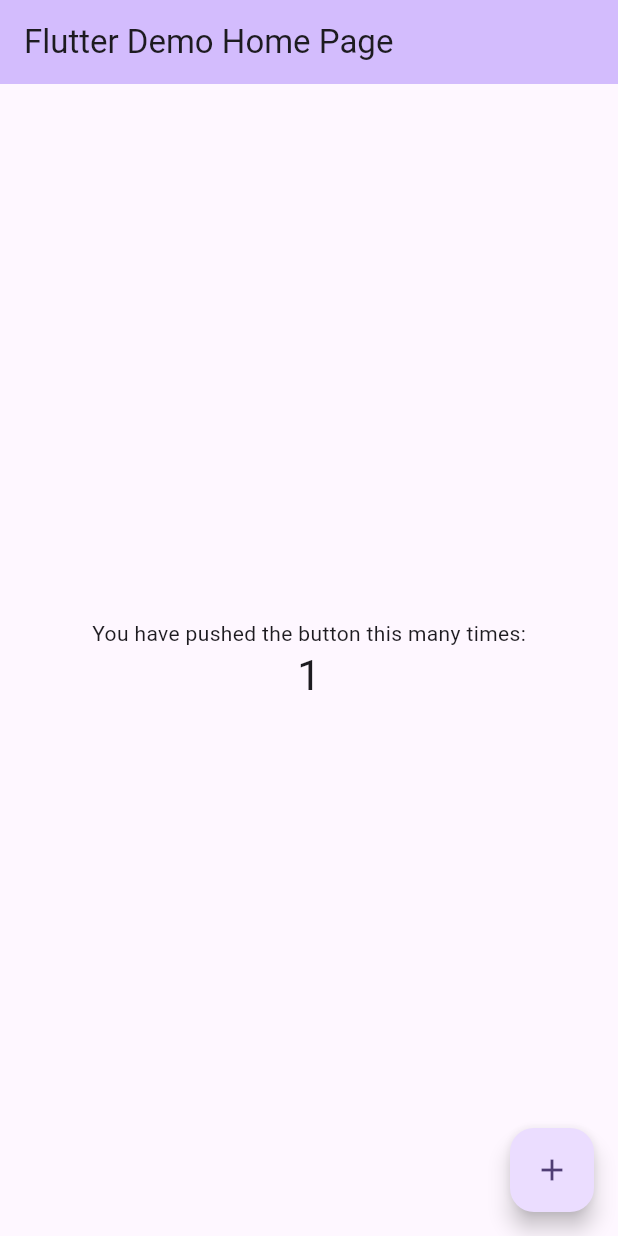
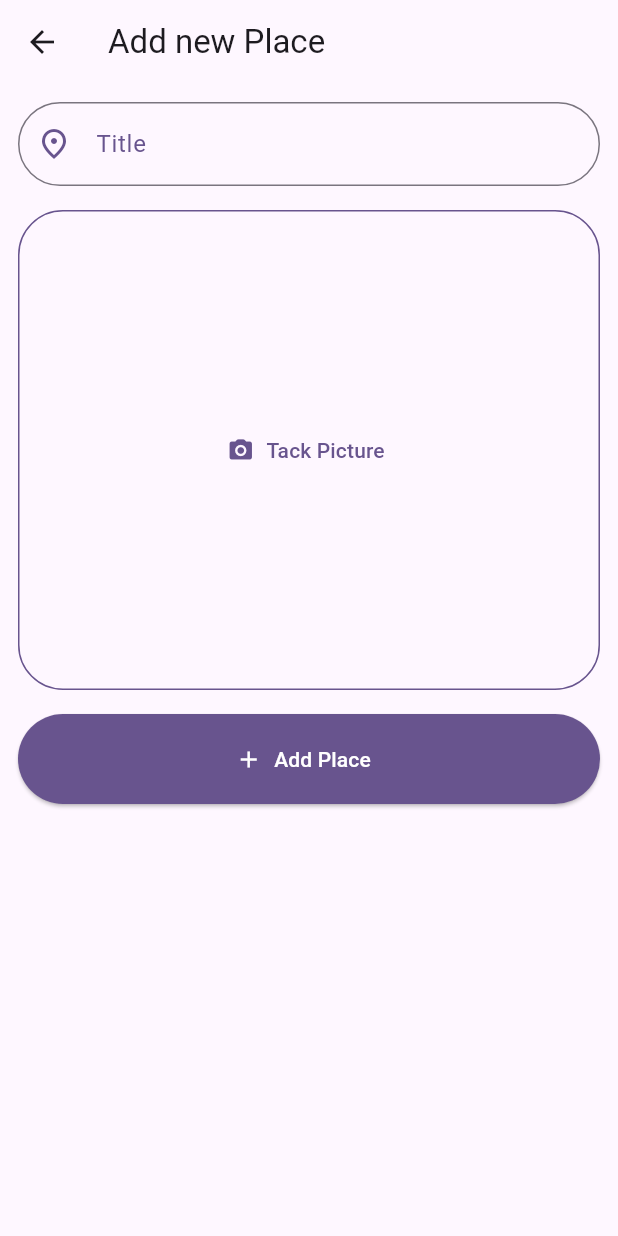
Before and after one commit to Joseph78888/favorites-places, a Flutter app: the screen it shows after launch, after a tap on the "add" icon, on a phone screen of 412 x 824 dp. Run offline on Flutter 3.47's test engine with Material 3 defaults, Android fonts, the light colour scheme and no system bars.

Commit message:
finish UI section

```diff
--- a/lib/main.dart
+++ b/lib/main.dart
@@ -1,4 +1,6 @@
 import 'package:flutter/material.dart';
+
+import 'package:native_app/screens/places.dart';
 
 void main() {
   runApp(const MyApp());
@@ -11,112 +13,13 @@ class MyApp extends StatelessWidget {
   @override
   Widget build(BuildContext context) {
     return MaterialApp(
-      title: 'Flutter Demo',
+      title: 'Favourite Places',
+      darkTheme: ThemeData.dark(),
       theme: ThemeData(
-        // This is the theme of your application.
-        //
-        // TRY THIS: Try running your application with "flutter run". You'll see
-        // the application has a purple toolbar. Then, without quitting the app,
-        // try changing the seedColor in the colorScheme below to Colors.green
-        // and then invoke "hot reload" (save your changes or press the "hot
-        // reload" button in a Flutter-supported IDE, or press "r" if you used
-        // the command line to start the app).
-        //
-        // Notice that the counter didn't reset back to zero; the application
-        // state is not lost during the reload. To reset the state, use hot
-        // restart instead.
-        //
-        // This works for code too, not just values: Most code changes can be
-        // tested with just a hot reload.
         colorScheme: ColorScheme.fromSeed(seedColor: Colors.deepPurple),
       ),
-      home: const MyHomePage(title: 'Flutter Demo Home Page'),
+      themeMode: ThemeMode.light,
+      home: const PlacesScreen(),
     );
   }
 }
-
-class MyHomePage extends StatefulWidget {
-  const MyHomePage({super.key, required this.title});
-
-  // This widget is the home page of your application. It is stateful, meaning
-  // that it has a State object (defined below) that contains fields that affect
-  // how it looks.
-
-  // This class is the configuration for the state. It holds the values (in this
-  // case the title) provided by the parent (in this case the App widget) and
-  // used by the build method of the State. Fields in a Widget subclass are
-  // always marked "final".
-
-  final String title;
-
-  @override
-  State<MyHomePage> createState() => _MyHomePageState();
-}
-
-class _MyHomePageState extends State<MyHomePage> {
-  int _counter = 0;
-
-  void _incrementCounter() {
-    setState(() {
-      // This call to setState tells the Flutter framework that something has
-      // changed in this State, which causes it to rerun the build method below
-      // so that the display can reflect the updated values. If we changed
-      // _counter without calling setState(), then the build method would not be
-      // called again, and so nothing would appear to happen.
-      _counter++;
-    });
-  }
-
-  @override
-  Widget build(BuildContext context) {
-    // This method is rerun every time setState is called, for instance as done
-    // by the _incrementCounter method above.
-    //
-    // The Flutter framework has been optimized to make rerunning build methods
-    // fast, so that you can just rebuild anything that needs updating rather
-    // than having to individually change instances of widgets.
-    return Scaffold(
-      appBar: AppBar(
-        // TRY THIS: Try changing the color here to a specific color (to
-        // Colors.amber, perhaps?) and trigger a hot reload to see the AppBar
-        // change color while the other colors stay the same.
-        backgroundColor: Theme.of(context).colorScheme.inversePrimary,
-        // Here we take the value from the MyHomePage object that was created by
-        // the App.build method, and use it to set our appbar title.
-        title: Text(widget.title),
-      ),
-      body: Center(
-        // Center is a layout widget. It takes a single child and positions it
-        // in the middle of the parent.
-        child: Column(
-          // Column is also a layout widget. It takes a list of children and
-          // arranges them vertically. By default, it sizes itself to fit its
-          // children horizontally, and tries to be as tall as its parent.
-          //
-          // Column has various properties to control how it sizes itself and
-          // how it positions its children. Here we use mainAxisAlignment to
-          // center the children vertically; the main axis here is the vertical
-          // axis because Columns are vertical (the cross axis would be
-          // horizontal).
-          //
-          // TRY THIS: Invoke "debug painting" (choose the "Toggle Debug Paint"
-          // action in the IDE, or press "p" in the console), to see the
-          // wireframe for each widget.
-          mainAxisAlignment: MainAxisAlignment.center,
-          children: <Widget>[
-            const Text('You have pushed the button this many times:'),
-            Text(
-              '$_counter',
-              style: Theme.of(context).textTheme.headlineMedium,
-            ),
-          ],
-        ),
-      ),
-      floatingActionButton: FloatingActionButton(
-        onPressed: _incrementCounter,
-        tooltip: 'Increment',
-        child: const Icon(Icons.add),
-      ), // This trailing comma makes auto-formatting nicer for build methods.
-    );
-  }
-}
--- /dev/null
+++ b/lib/models/place.dart
@@ -0,0 +1,9 @@
+import 'dart:math';
+
+var random = Random();
+
+class Place {
+  Place({required this.title}) : id = random.nextInt(100);
+  final int id;
+  final String title;
+}
--- /dev/null
+++ b/lib/screens/add_place.dart
@@ -0,0 +1,75 @@
+import 'package:flutter/material.dart';
+
+import 'package:native_app/widgets/pick_image.dart';
+
+class AddPlaceScreen extends StatefulWidget {
+  const AddPlaceScreen({super.key});
+
+  @override
+  State<AddPlaceScreen> createState() => _AddPlaceScreenState();
+}
+
+class _AddPlaceScreenState extends State<AddPlaceScreen> {
+  final _titleController = TextEditingController();
+
+  void _savePlace() {}
+
+  @override
+  void dispose() {
+    _titleController.dispose();
+    super.dispose();
+  }
+
+  @override
+  Widget build(BuildContext context) {
+    return Scaffold(
+      appBar: AppBar(title: Text('Add new Place')),
+      body: SingleChildScrollView(
+        padding: EdgeInsets.all(12),
+        child: Column(
+          children: [
+            TextField(
+              decoration: InputDecoration(
+                prefixIcon: Icon(Icons.place_outlined),
+                prefixIconColor: Theme.of(context).colorScheme.primary,
+
+                label: Text(
+                  'Title',
+                  style: TextStyle(
+                    color: Theme.of(context).colorScheme.primary,
+                  ),
+                ),
+
+                hintText: 'My Home',
+                hintStyle: TextStyle(color: Colors.grey),
+
+                border: OutlineInputBorder(
+                  borderRadius: BorderRadius.all(Radius.circular(30)),
+                ),
+              ),
+              controller: _titleController,
+            ),
+
+            const SizedBox(height: 16),
+            const PickImage(),
+            const SizedBox(height: 16),
+
+            SizedBox(
+              width: double.infinity,
+              height: 60,
+              child: ElevatedButton.icon(
+                onPressed: _savePlace,
+                icon: Icon(Icons.add),
+                label: Text('Add Place'),
+                style: ElevatedButton.styleFrom(
+                  foregroundColor: Theme.of(context).colorScheme.onPrimary,
+                  backgroundColor: Theme.of(context).colorScheme.primary,
+                ),
+              ),
+            ),
+          ],
+        ),
+      ),
+    );
+  }
+}
--- /dev/null
+++ b/lib/screens/place_detail.dart
@@ -0,0 +1,16 @@
+import 'package:flutter/material.dart';
+
+import 'package:native_app/models/place.dart';
+
+class PlaceDetailScreen extends StatelessWidget {
+  const PlaceDetailScreen({super.key, required this.place});
+  final Place place;
+
+  @override
+  Widget build(BuildContext context) {
+    return Scaffold(
+      appBar: AppBar(title: Text(place.title)),
+      body: Center(child: Text(place.title)),
+    );
+  }
+}
--- /dev/null
+++ b/lib/screens/places.dart
@@ -0,0 +1,28 @@
+import 'package:flutter/material.dart';
+
+import 'package:native_app/screens/add_place.dart';
+import 'package:native_app/widgets/places_list.dart';
+
+class PlacesScreen extends StatelessWidget {
+  const PlacesScreen({super.key});
+
+  @override
+  Widget build(BuildContext context) {
+    return Scaffold(
+      appBar: AppBar(
+        title: Text('Your Places'),
+        actions: [
+          IconButton(
+            onPressed: () {
+              Navigator.of(
+                context,
+              ).push(MaterialPageRoute(builder: (context) => const AddPlaceScreen()));
+            },
+            icon: Icon(Icons.add),
+          ),
+        ],
+      ),
+      body: PlacesList(places: []),
+    );
+  }
+}
--- /dev/null
+++ b/lib/widgets/pick_image.dart
@@ -0,0 +1,32 @@
+import 'package:flutter/material.dart';
+
+class PickImage extends StatefulWidget {
+  const PickImage({super.key});
+
+  @override
+  State<PickImage> createState() => _PickImageState();
+}
+
+class _PickImageState extends State<PickImage> {
+  void _takePicture() {}
+  @override
+  Widget build(BuildContext context) {
+    return Container(
+      height: 320,
+      width: double.infinity,
+      alignment: Alignment.center,
+      decoration: BoxDecoration(
+        border: Border.all(
+          color: Theme.of(context).colorScheme.primary,
+          width: 1,
+        ),
+        borderRadius: BorderRadius.circular(30),
+      ),
+      child: TextButton.icon(
+        onPressed: _takePicture,
+        icon: Icon(Icons.camera_alt_rounded),
+        label: Text('Tack Picture'),
+      ),
+    );
+  }
+}
--- /dev/null
+++ b/lib/widgets/places_list.dart
@@ -0,0 +1,41 @@
+import 'package:flutter/material.dart';
+
+import 'package:native_app/models/place.dart';
+import 'package:native_app/screens/place_detail.dart';
+
+class PlacesList extends StatelessWidget {
+  const PlacesList({super.key, required this.places});
+  final List<Place> places;
+
+  @override
+  Widget build(BuildContext context) {
+    if (places.isEmpty) {
+      return Center(
+        child: Text(
+          'No Places Added Yet',
+          style: Theme.of(context).textTheme.titleMedium!.copyWith(
+            color: Theme.of(context).colorScheme.onBackground,
+          ),
+        ),
+      );
+    }
+    return ListView.builder(
+      itemCount: places.length,
+      itemBuilder: (ctx, index) => ListTile(
+        title: Text(
+          places[index].title,
+          style: Theme.of(context).textTheme.titleMedium!.copyWith(
+            color: Theme.of(context).colorScheme.onBackground,
+          ),
+        ),
+        onTap: () {
+          Navigator.of(context).push(
+            MaterialPageRoute(
+              builder: (ctx) => PlaceDetailScreen(place: places[index]),
+            ),
+          );
+        },
+      ),
+    );
+  }
+}
```
